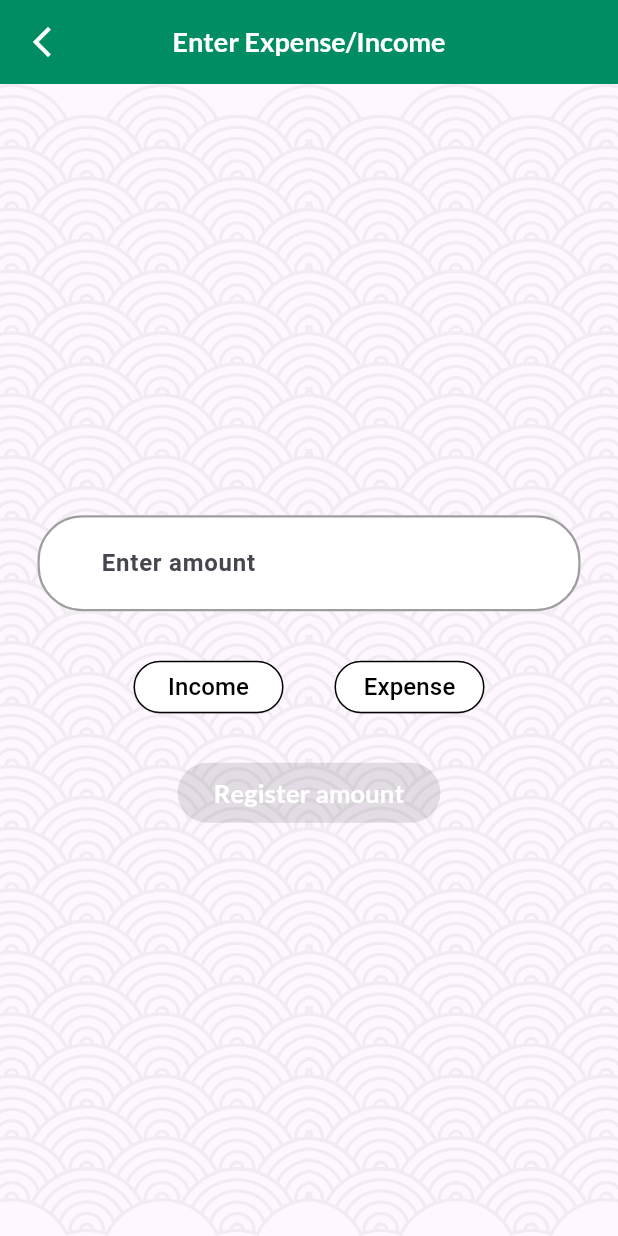
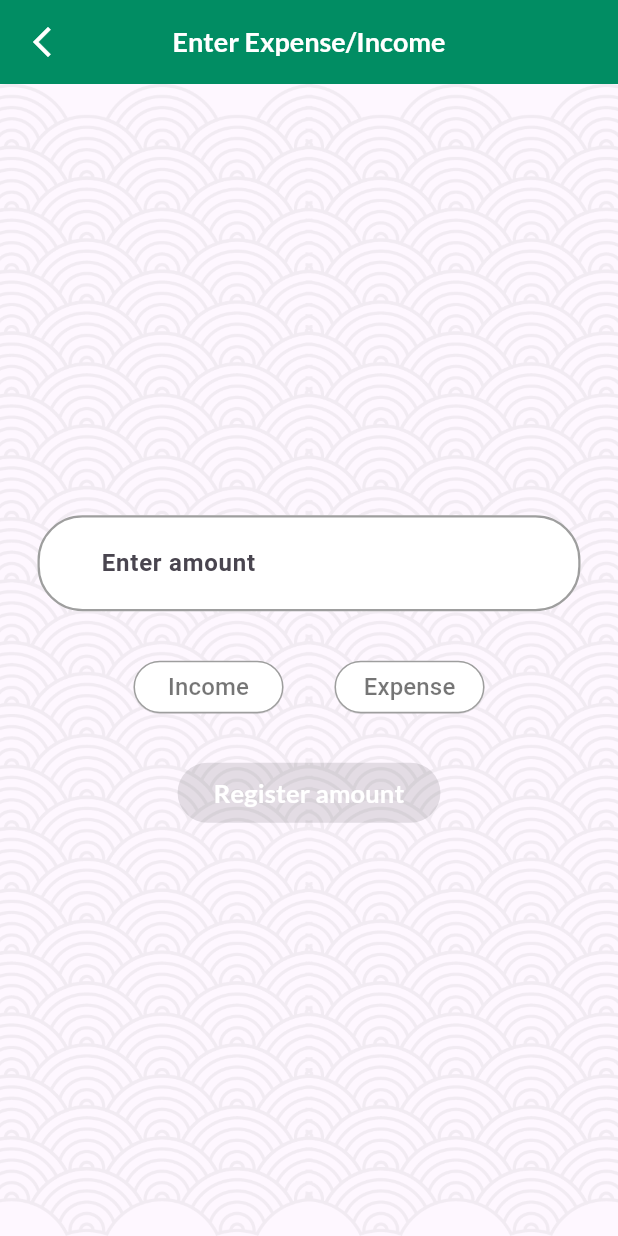
Before and after one commit to hadeed24/CodeSoft, a Flutter app: the screen it shows after launch, item 2 of the bottom bar chosen, after a tap on the "add" icon, on a phone screen of 412 x 824 dp. Run offline on Flutter 3.47's test engine with Material 3 defaults, Android fonts, the phone set to English and light mode, and no system bars; drawn by our look-alikes of animated_bottom_navigation_bar, custom_radio_grouped_button; our stand-ins replace font_awesome_flutter, google_fonts, page_transition.

Commit message:
personal_expense_tracker

```diff
--- a/lib/addTransaction.dart
+++ b/lib/addTransaction.dart
@@ -19,6 +19,8 @@ class _add_transactionsState extends State<add_transactions> {
   String saveAmount = '';
   int saveAmountwithoutComma = 0;
   String EntryType = "none";
+  static int counter = 0;
+
   @override
   void initState() {
     super.initState();
@@ -150,7 +152,7 @@ class _add_transactionsState extends State<add_transactions> {
                   enableButtonWrap: true,
                   buttonTextStyle: const ButtonTextStyle(
                       selectedColor: Colors.white,
-                      unSelectedColor: Colors.black,
+                      unSelectedColor: Colors.black54,
                       textStyle: TextStyle(fontSize: 16)),
                   radioButtonValue: (value) {
                     print(value);
@@ -158,7 +160,7 @@ class _add_transactionsState extends State<add_transactions> {
                       EntryType = value;
                     });
                   },
-                  unSelectedBorderColor: Colors.black,
+                  unSelectedBorderColor: Colors.grey,
                   selectedBorderColor: const Color(0xFF018D63),
                   selectedColor: const Color(0xFF018D63),
                 ),
@@ -186,6 +188,7 @@ class _add_transactionsState extends State<add_transactions> {
                               duration: const Duration(seconds: 3),
                             ));
                             Calculation(saveAmountwithoutComma);
+                            counter++;
                             print(
                                 "______________________________ $Total_ammount _______________________________");
                             print(
--- a/lib/homepage.dart
+++ b/lib/homepage.dart
@@ -3,7 +3,7 @@ import 'package:flutter/material.dart';
 import 'package:font_awesome_flutter/font_awesome_flutter.dart';
 import 'package:personal_expense_tracker/DashBoard.dart';
 import 'package:personal_expense_tracker/addTransaction.dart';
-import 'package:personal_expense_tracker/transactions.dart';
+import 'package:personal_expense_tracker/transactions_list.dart';
 import 'package:page_transition/page_transition.dart';
 import 'package:path_provider/path_provider.dart';
 
@@ -83,8 +83,8 @@ class _HomePageState extends State<HomePage> {
         });
       },
       children: [
-        const DashBoard(),
-        const transactions_list(),
+        DashBoard(),
+        transactions_list(),
       ],
     );
   }
--- a/lib/transactions.dart
+++ /dev/null
@@ -1,12 +0,0 @@
-import 'package:flutter/material.dart';
-
-class transactions_list extends StatelessWidget {
-  const transactions_list({super.key});
-
-  @override
-  Widget build(BuildContext context) {
-    return Container(
-      color: Colors.amber,
-    );
-  }
-}
--- /dev/null
+++ b/lib/transactions_list.dart
@@ -0,0 +1,19 @@
+import 'package:flutter/material.dart';
+import 'package:personal_expense_tracker/addTransaction.dart';
+
+class transactions_list extends StatelessWidget {
+  transactions_list({super.key});
+
+  add_transactions Trans_object = add_transactions();
+
+  int counttt = 0;
+  @override
+  Widget build(BuildContext context) {
+    return Container(
+      color: Colors.amber,
+      child: Column(
+        children: [],
+      ),
+    );
+  }
+}
```
